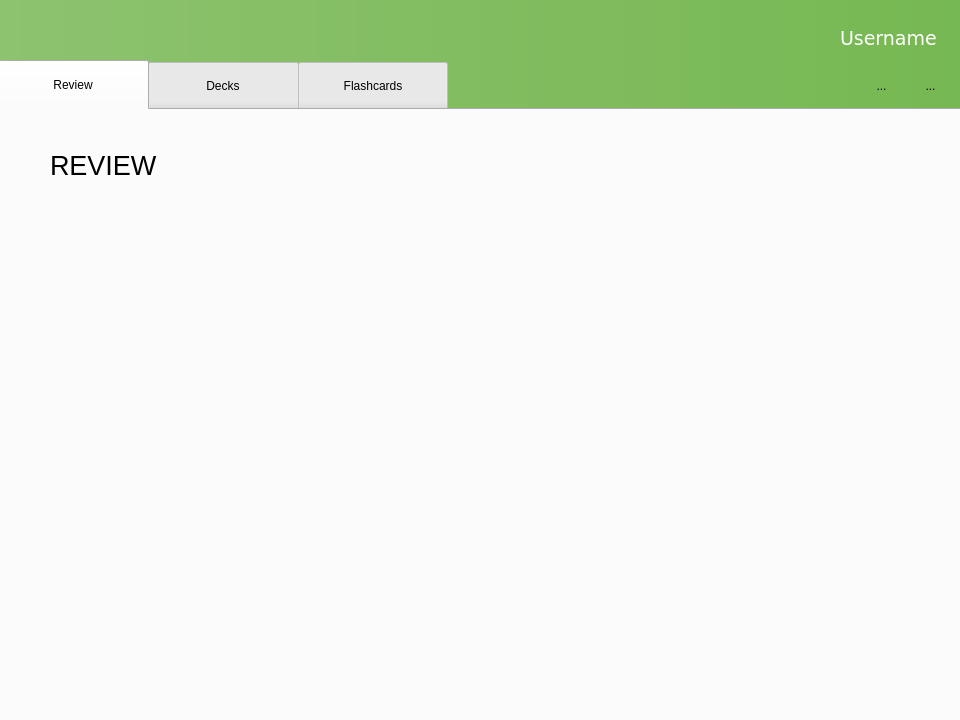
First picture: the form in mainwindow.ui, repository tzcl/qtSRFRS, before the edit.
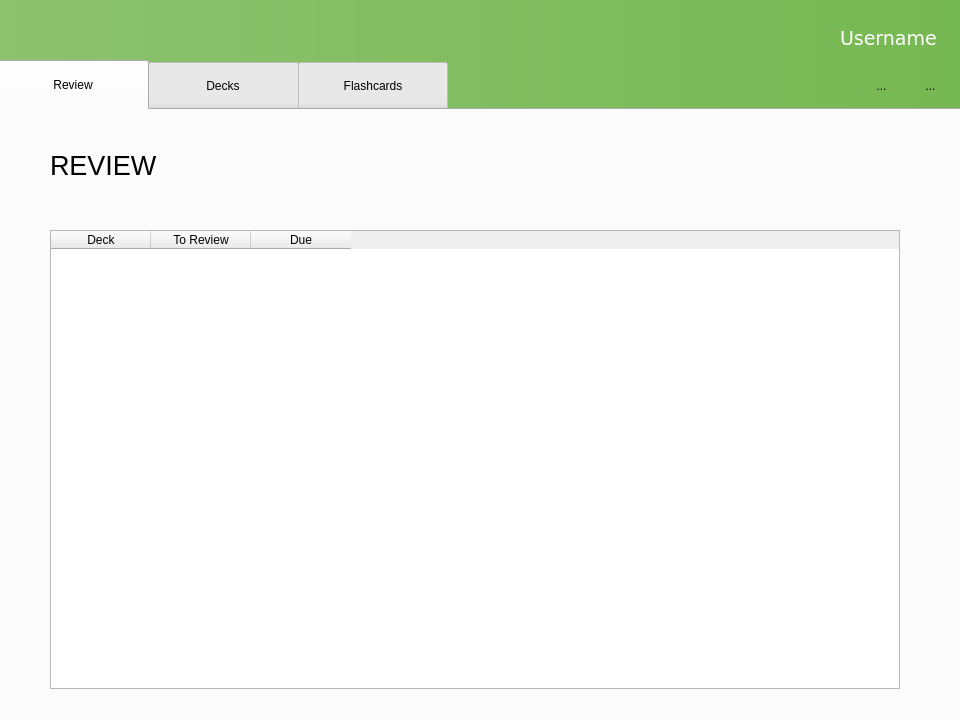
Second picture: the form after the edit. The open tabs and pages were chosen to show the change.

Commit message: decks/flashcard tables working

Diff of the .ui file:
```diff
--- a/mainwindow.ui
+++ b/mainwindow.ui
@@ -436,6 +436,76 @@
          <string>REVIEW</string>
         </property>
        </widget>
+       <widget class="QTableWidget" name="flashcards_table_2">
+        <property name="geometry">
+         <rect>
+          <x>50</x>
+          <y>120</y>
+          <width>850</width>
+          <height>459</height>
+         </rect>
+        </property>
+        <property name="sizePolicy">
+         <sizepolicy hsizetype="Fixed" vsizetype="Fixed">
+          <horstretch>0</horstretch>
+          <verstretch>0</verstretch>
+         </sizepolicy>
+        </property>
+        <property name="sizeAdjustPolicy">
+         <enum>QAbstractScrollArea::AdjustIgnored</enum>
+        </property>
+        <property name="autoScroll">
+         <bool>true</bool>
+        </property>
+        <property name="editTriggers">
+         <set>QAbstractItemView::NoEditTriggers</set>
+        </property>
+        <property name="tabKeyNavigation">
+         <bool>false</bool>
+        </property>
+        <property name="selectionMode">
+         <enum>QAbstractItemView::NoSelection</enum>
+        </property>
+        <property name="selectionBehavior">
+         <enum>QAbstractItemView::SelectColumns</enum>
+        </property>
+        <property name="verticalScrollMode">
+         <enum>QAbstractItemView::ScrollPerPixel</enum>
+        </property>
+        <property name="horizontalScrollMode">
+         <enum>QAbstractItemView::ScrollPerPixel</enum>
+        </property>
+        <property name="sortingEnabled">
+         <bool>true</bool>
+        </property>
+        <attribute name="horizontalHeaderCascadingSectionResizes">
+         <bool>false</bool>
+        </attribute>
+        <attribute name="horizontalHeaderShowSortIndicator" stdset="0">
+         <bool>true</bool>
+        </attribute>
+        <attribute name="horizontalHeaderStretchLastSection">
+         <bool>false</bool>
+        </attribute>
+        <attribute name="verticalHeaderDefaultSectionSize">
+         <number>30</number>
+        </attribute>
+        <column>
+         <property name="text">
+          <string>Deck</string>
+         </property>
+        </column>
+        <column>
+         <property name="text">
+          <string>To Review</string>
+         </property>
+        </column>
+        <column>
+         <property name="text">
+          <string>Due</string>
+         </property>
+        </column>
+       </widget>
       </widget>
       <widget class="QWidget" name="decksTab">
        <attribute name="title">
```
Left out of the diff: 4 changed lines with no effect on the pictures. The commit also changes 20 other files.
